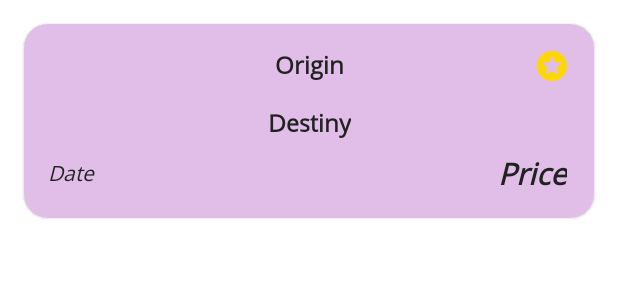
After one commit to ElAdrixHD/hablave2.0, an Android app: the layout trip_list_item.xml on its own in the app's theme, with its tools: preview values and no code run, on a phone screen of 412 x 824 dp. The commit adds this screen. Shown: the top 300 px of the screen. Run offline under Robolectric (Android 15) with nearby library versions, the phone set to English and light mode, and no system bars.

Commit message:
Terminar listado

```diff
--- a/app/src/main/java/es/adrianmmudarra/hablave/ui/search/SearchTripContract.kt
+++ b/app/src/main/java/es/adrianmmudarra/hablave/ui/search/SearchTripContract.kt
@@ -1,7 +1,10 @@
 package es.adrianmmudarra.hablave.ui.search
 
+import android.os.Bundle
 import es.adrianmmudarra.hablave.data.model.Station
 import es.adrianmmudarra.hablave.ui.base.BaseView
+import java.util.*
+import kotlin.collections.ArrayList
 
 class SearchTripContract {
     interface View : BaseView<Presenter>{
@@ -12,8 +15,10 @@ class SearchTripContract {
         fun onErrorDateTrip(error:Int)
         fun onClearDateTrip()
         fun setStations(station: ArrayList<Station>)
+        fun onSuccessCheck(bundle: Bundle)
     }
     interface Presenter{
         fun loadStations()
+        fun checkData(origin: Station?, destiny: Station?, date: String)
     }
 }
--- /dev/null
+++ b/app/src/main/res/drawable/ic_baseline_stars.xml
@@ -0,0 +1,5 @@
+<vector android:height="24dp" android:tint="#FFD700"
+    android:viewportHeight="24" android:viewportWidth="24"
+    android:width="24dp" xmlns:android="http://schemas.android.com/apk/res/android">
+    <path android:fillColor="@android:color/white" android:pathData="M11.99,2C6.47,2 2,6.48 2,12s4.47,10 9.99,10C17.52,22 22,17.52 22,12S17.52,2 11.99,2zM16.23,18L12,15.45 7.77,18l1.12,-4.81 -3.73,-3.23 4.92,-0.42L12,5l1.92,4.53 4.92,0.42 -3.73,3.23L16.23,18z"/>
+</vector>
--- /dev/null
+++ b/app/src/main/res/layout/trip_list_item.xml
@@ -0,0 +1,85 @@
+<?xml version="1.0" encoding="utf-8"?>
+<com.google.android.material.card.MaterialCardView xmlns:android="http://schemas.android.com/apk/res/android"
+    xmlns:app="http://schemas.android.com/apk/res-auto"
+    android:layout_width="match_parent"
+    android:layout_height="wrap_content"
+    android:orientation="vertical"
+    android:layout_margin="@dimen/margin_16dp"
+    app:cardCornerRadius="@dimen/margin_16dp">
+
+    <androidx.constraintlayout.widget.ConstraintLayout
+        android:layout_width="match_parent"
+        android:layout_height="wrap_content"
+        android:background="@color/primary_light">
+
+        <TextView
+            android:id="@+id/tvOriginTripItem"
+            android:layout_width="wrap_content"
+            android:layout_height="wrap_content"
+            android:layout_marginStart="16dp"
+            android:layout_marginTop="16dp"
+            android:layout_marginEnd="16dp"
+            android:text="Origin"
+            android:textAlignment="center"
+            android:textSize="@dimen/Body_1"
+            android:textStyle="bold"
+            app:layout_constraintEnd_toEndOf="parent"
+            app:layout_constraintStart_toStartOf="parent"
+            app:layout_constraintTop_toTopOf="parent" />
+
+        <TextView
+            android:id="@+id/tvDestinyTripItem"
+            android:layout_width="wrap_content"
+            android:layout_height="wrap_content"
+            android:layout_marginStart="16dp"
+            android:layout_marginTop="16dp"
+            android:layout_marginEnd="16dp"
+            android:text="Destiny"
+            android:textAlignment="center"
+            android:textSize="@dimen/Body_1"
+            android:textStyle="bold"
+            app:layout_constraintEnd_toEndOf="parent"
+            app:layout_constraintStart_toStartOf="parent"
+            app:layout_constraintTop_toBottomOf="@+id/tvOriginTripItem" />
+
+        <TextView
+            android:id="@+id/tvDateTripItem"
+            android:layout_width="wrap_content"
+            android:layout_height="wrap_content"
+            android:layout_marginStart="16dp"
+            android:layout_marginTop="8dp"
+            android:layout_marginBottom="16dp"
+            android:text="Date"
+            android:textSize="@dimen/Body_2"
+            android:textStyle="italic"
+            app:layout_constraintBottom_toBottomOf="parent"
+            app:layout_constraintStart_toStartOf="parent"
+            app:layout_constraintTop_toBottomOf="@+id/tvDestinyTripItem" />
+
+        <ImageView
+            android:id="@+id/ivHasTicketTripItem"
+            android:layout_width="wrap_content"
+            android:layout_height="wrap_content"
+            android:layout_marginTop="16dp"
+            android:layout_marginEnd="16dp"
+            app:layout_constraintEnd_toEndOf="parent"
+            app:layout_constraintTop_toTopOf="parent"
+            app:srcCompat="@drawable/ic_baseline_stars" />
+
+        <TextView
+            android:id="@+id/tvPriceTripItem"
+            android:layout_width="wrap_content"
+            android:layout_height="wrap_content"
+            android:layout_marginTop="8dp"
+            android:layout_marginEnd="16dp"
+            android:layout_marginBottom="16dp"
+            android:paddingHorizontal="2dp"
+            android:text="Price"
+            android:textAlignment="center"
+            android:textSize="@dimen/H6"
+            android:textStyle="bold|italic"
+            app:layout_constraintBottom_toBottomOf="parent"
+            app:layout_constraintEnd_toEndOf="parent"
+            app:layout_constraintTop_toBottomOf="@+id/tvDestinyTripItem" />
+    </androidx.constraintlayout.widget.ConstraintLayout>
+</com.google.android.material.card.MaterialCardView>
--- a/app/src/main/res/values/strings.xml
+++ b/app/src/main/res/values/strings.xml
@@ -61,4 +61,6 @@
     <string name="invalid_price_format">Debes poner un precio valido</string>
     <string name="date_trip_empty">El campo de la fecha no puede estar vacio</string>
     <string name="buscar_viaje">Buscar viaje</string>
+    <string name="station_origin_error">La estacion origen esta vacia</string>
+    <string name="station_destiny_error">La estacion destino esta vacia</string>
 </resources>
```
Also changed, not shown: app/src/main/java/es/adrianmmudarra/hablave/adapter/TripListAdapter.kt (added, +74 -0 lines), app/src/main/java/es/adrianmmudarra/hablave/data/model/Station.kt (+24 -0 lines), app/src/main/java/es/adrianmmudarra/hablave/ui/principal/PrincipalActivity.kt (+33 -4 lines), app/src/main/java/es/adrianmmudarra/hablave/ui/search/SearchTripPresenter.kt (+50 -0 lines), app/src/main/java/es/adrianmmudarra/hablave/ui/search/SearchTripView.kt (+9 -0 lines), app/src/main/java/es/adrianmmudarra/hablave/ui/searchList/SearchTripListView.kt (added, +54 -0 lines), app/src/main/java/es/adrianmmudarra/hablave/utils/LongUtils.kt (added, +8 -0 lines), app/src/main/res/layout/fragment_search_trip_list_view.xml (added, +13 -0 lines).
